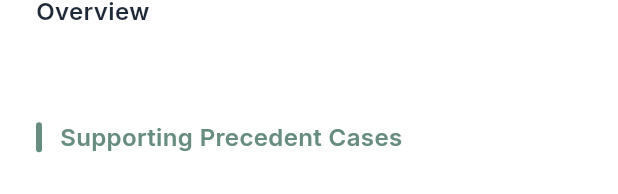
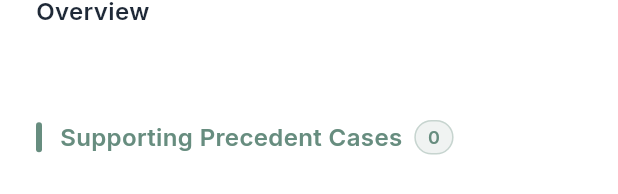
Before and after one commit to fewie27/cambridge-hack-the-law-2025, a Flutter app: the ArgumentDetail widget shown alone on an empty page, opened directly with empty values, on a phone screen of 412 x 824 dp. Shown: the part 189-383 px from the top of the screen. Run offline on Flutter 3.47's test engine with Material 3 defaults, Android fonts, the light colour scheme and no system bars; our stand-ins replace flutter_riverpod, google_fonts; network calls fail.

Commit message:
improve detail page

```diff
--- a/frontend/counterclaimer/lib/features/case_analysis/screens/legal_arguments_screen.dart
+++ b/frontend/counterclaimer/lib/features/case_analysis/screens/legal_arguments_screen.dart
@@ -32,6 +32,14 @@ class PrecedentCase {
   final String year;
   final String relevantHolding;
   final String citation;
+  // Additional case details
+  final List<String> industries;
+  final String status;
+  final List<String> partyNationalities;
+  final String institution;
+  final List<String> rulesOfArbitration;
+  final List<String> applicableTreaties;
+  final List<Map<String, dynamic>> decisions;
 
   PrecedentCase({
     required this.caseNumber,
@@ -40,6 +48,13 @@ class PrecedentCase {
     required this.year,
     required this.relevantHolding,
     required this.citation,
+    this.industries = const [],
+    this.status = '',
+    this.partyNationalities = const [],
+    this.institution = '',
+    this.rulesOfArbitration = const [],
+    this.applicableTreaties = const [],
+    this.decisions = const [],
   });
 }
 
@@ -93,6 +108,13 @@ final strengthsProvider = Provider<List<LegalArgument>>((ref) {
               year: ref.date ?? 'N/A',
               relevantHolding: 'Relevant holding based on case analysis',
               citation: ref.sourcefileRawMd.isNotEmpty ? ref.sourcefileRawMd : 'N/A',
+              industries: ref.industries,
+              status: ref.status ?? '',
+              partyNationalities: ref.partyNationalities,
+              institution: ref.institution ?? '',
+              rulesOfArbitration: ref.rulesOfArbitration,
+              applicableTreaties: ref.applicableTreaties,
+              decisions: ref.decisions,
             );
           }).toList(),
         );
@@ -130,6 +152,13 @@ final weaknessesProvider = Provider<List<LegalArgument>>((ref) {
               year: ref.date ?? 'N/A',
               relevantHolding: 'Relevant holding based on case analysis',
               citation: ref.sourcefileRawMd.isNotEmpty ? ref.sourcefileRawMd : 'N/A',
+              industries: ref.industries,
+              status: ref.status ?? '',
+              partyNationalities: ref.partyNationalities,
+              institution: ref.institution ?? '',
+              rulesOfArbitration: ref.rulesOfArbitration,
+              applicableTreaties: ref.applicableTreaties,
+              decisions: ref.decisions,
             );
           }).toList(),
         );
--- a/frontend/counterclaimer/lib/features/case_analysis/widgets/argument_detail.dart
+++ b/frontend/counterclaimer/lib/features/case_analysis/widgets/argument_detail.dart
@@ -109,12 +109,38 @@ class ArgumentDetail extends ConsumerWidget {
                         ),
                       ),
                       const SizedBox(width: 12),
+                      Expanded(
+                        child: Row(
+                          children: [
                             Text(
                               'Supporting Precedent Cases',
                               style: TextStyle(
                                 fontSize: 16,
                                 fontWeight: FontWeight.w600,
                                 color: argumentColor, // Dynamic color
+                              ),
+                            ),
+                            const SizedBox(width: 8),
+                            Container(
+                              padding: const EdgeInsets.symmetric(horizontal: 8, vertical: 2),
+                              decoration: BoxDecoration(
+                                color: argumentColor.withOpacity(0.1),
+                                borderRadius: BorderRadius.circular(12),
+                                border: Border.all(
+                                  color: argumentColor.withOpacity(0.3),
+                                  width: 1,
+                                ),
+                              ),
+                              child: Text(
+                                '${argument.precedentCases.length}',
+                                style: TextStyle(
+                                  color: argumentColor,
+                                  fontSize: 12,
+                                  fontWeight: FontWeight.w600,
+                                ),
+                              ),
+                            ),
+                          ],
                         ),
                       ),
                     ],
```
Also changed, not shown: frontend/counterclaimer/lib/features/case_analysis/widgets/tab_navigation.dart (+28 -4 lines), frontend/counterclaimer/lib/simple_api/simple_api.dart (+34 -0 lines), 1 other file. Lines whose indentation alone changed are shown as unchanged.
